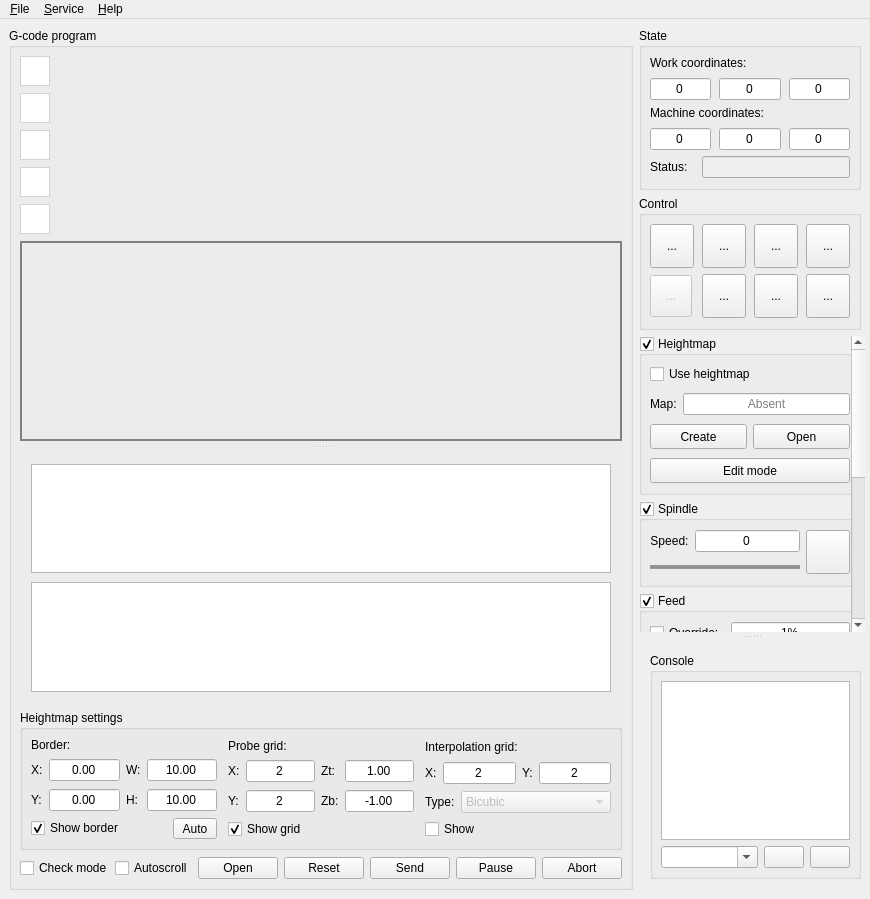
Old version of the form frmmain.ui in the repository Denvi/Candle.
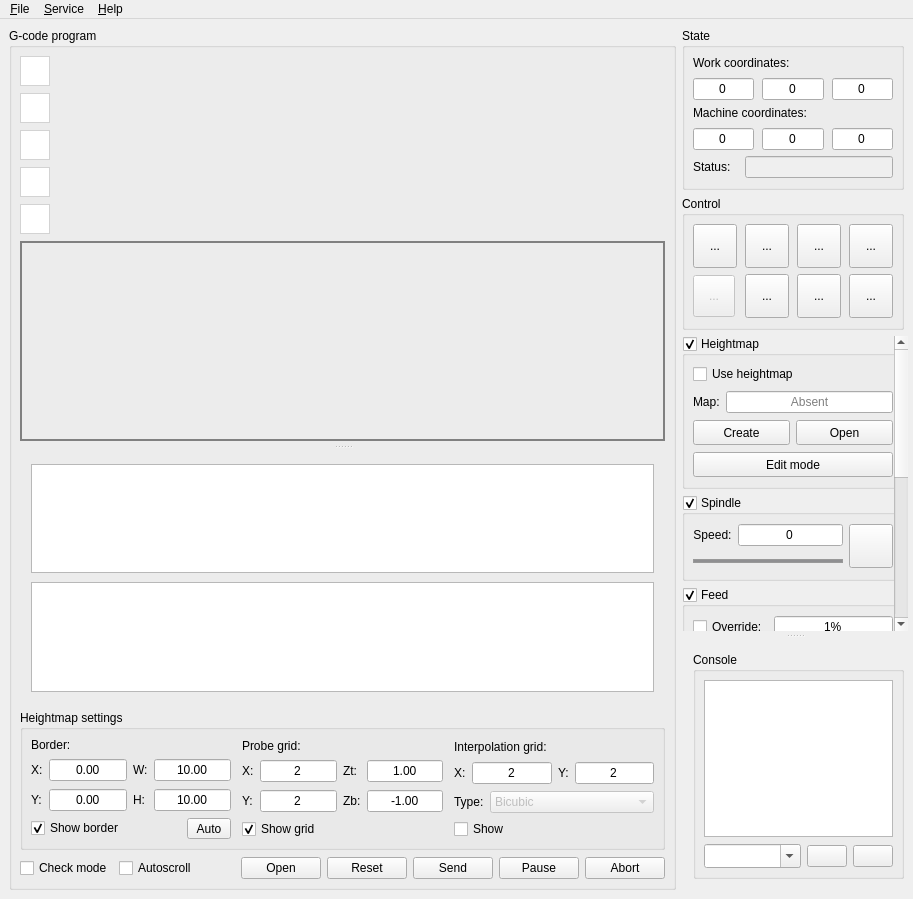
New version of the form. Icons and pictures are not drawn. Custom widgets are drawn as their Qt base class.

The edit to the form file:
```diff
--- a/frmmain.ui
+++ b/frmmain.ui
@@ -6,7 +6,7 @@
    <rect>
     <x>0</x>
     <y>0</y>
-    <width>870</width>
+    <width>913</width>
     <height>899</height>
    </rect>
   </property>
@@ -1593,8 +1593,8 @@
            <rect>
             <x>0</x>
             <y>0</y>
-            <width>228</width>
-            <height>609</height>
+            <width>231</width>
+            <height>638</height>
            </rect>
           </property>
           <property name="sizePolicy">
@@ -1641,7 +1641,7 @@
                <widget class="QWidget" name="widgetHeightMap" native="true">
                 <layout class="QVBoxLayout" name="verticalLayout_15">
                  <property name="spacing">
-                  <number>9</number>
+                  <number>7</number>
                  </property>
                  <property name="leftMargin">
                   <number>0</number>
@@ -2605,7 +2605,7 @@
                <property name="sizeHint" stdset="0">
                 <size>
                  <width>20</width>
-                 <height>6</height>
+                 <height>7</height>
                 </size>
                </property>
               </spacer>
@@ -2614,6 +2614,11 @@
               <layout class="QHBoxLayout" name="horizontalLayout_7" stretch="1,0,0">
                <item>
                 <widget class="ComboBox" name="cboCommand">
+                 <property name="styleSheet">
+                  <string notr="true">padding-top: 3;
+padding-bottom: 3;
+padding-right: 8;</string>
+                 </property>
                  <property name="editable">
                   <bool>true</bool>
                  </property>
@@ -2680,8 +2685,8 @@
     <rect>
      <x>0</x>
      <y>0</y>
-     <width>870</width>
-     <height>21</height>
+     <width>913</width>
+     <height>26</height>
     </rect>
    </property>
    <widget class="QMenu" name="mnuFile">
```
